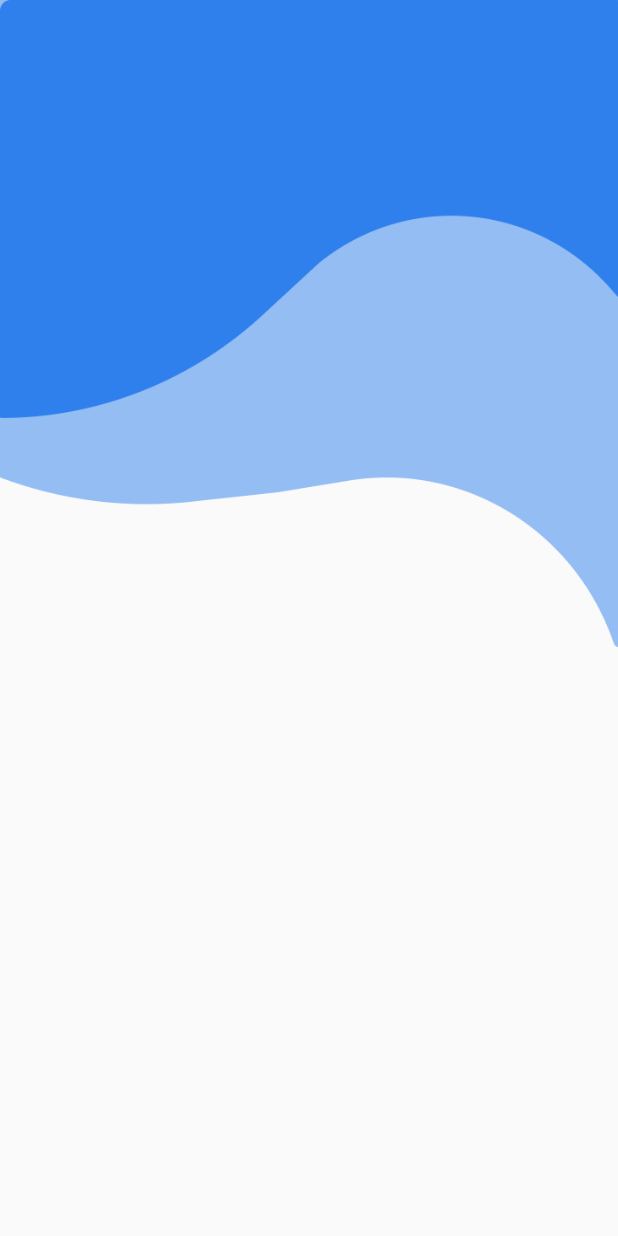
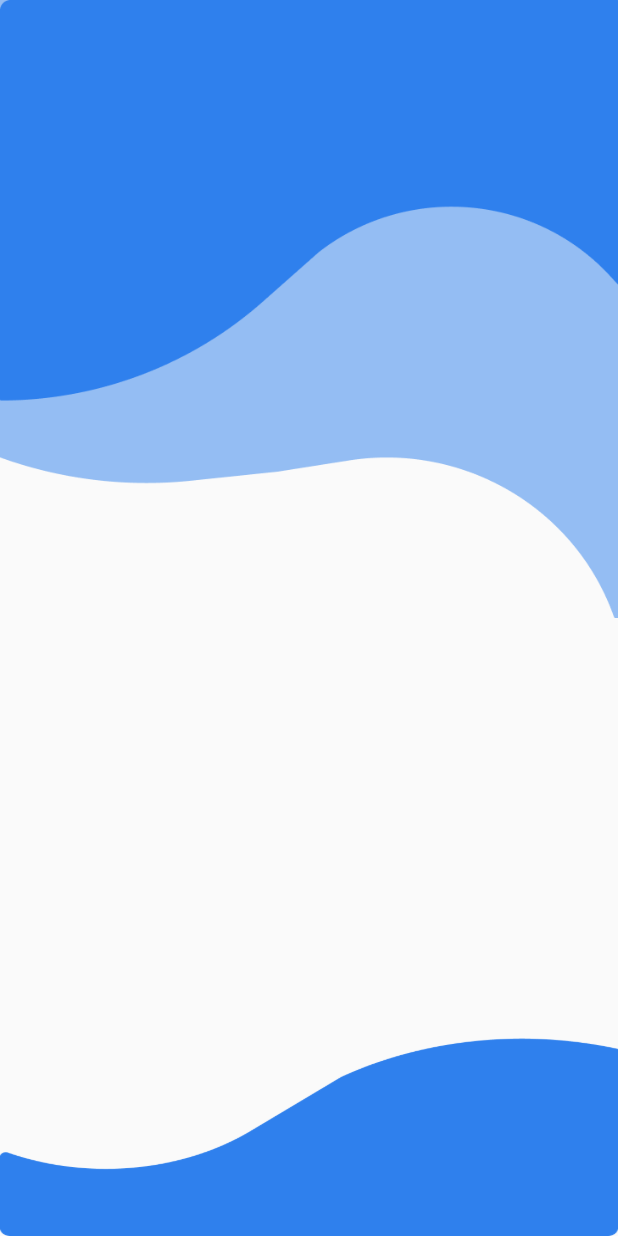
Before and after one commit to araujo-alef/lorem_app_flutter, a Flutter app: the screen it shows after launch, on a phone screen of 412 x 824 dp. Run offline on Flutter 3.47's test engine with Material 2 defaults, Android fonts, the phone set to English and light mode, and no system bars; our stand-ins replace get.

Commit message:
added background image bottom on home page

```diff
--- a/lib/app/ui/android/home/home_page.dart
+++ b/lib/app/ui/android/home/home_page.dart
@@ -12,7 +12,7 @@ class HomePage extends StatelessWidget {
           Column(
             children: [
               Container(
-                height: height * 56,
+                height: height * 50,
                 decoration: BoxDecoration(
                   image: DecorationImage(
                     image: AssetImage('assets/images/back_top.png'),
@@ -20,6 +20,18 @@ class HomePage extends StatelessWidget {
                   )
                 ),
               ),
+              Container(
+                height: height * 34,
+              ),
+              Container(
+                height: height * 16,
+                decoration:  BoxDecoration(
+                  image: DecorationImage(
+                    image: AssetImage('assets/images/back_bottom.png'),
+                    fit: BoxFit.fill
+                  )
+                ),
+              )
             ],
           ),
         ],
```
Also changed, not shown: assets/images/back_bottom.png, assets/images/back_top.png, assets/images/icon_lorem.png.
